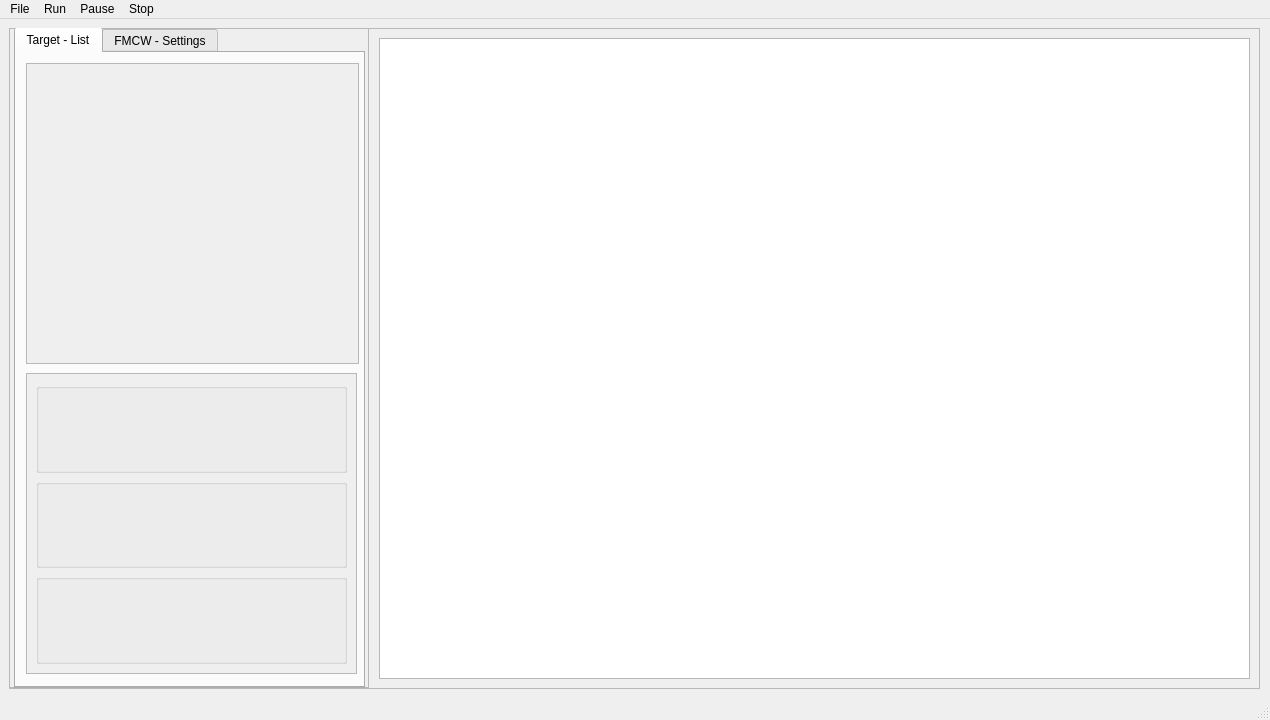
Before: the Qt Designer form app/ui/main_window.ui in Bennys-Quarter/FMCW_Simulator, drawn with Qt 5.
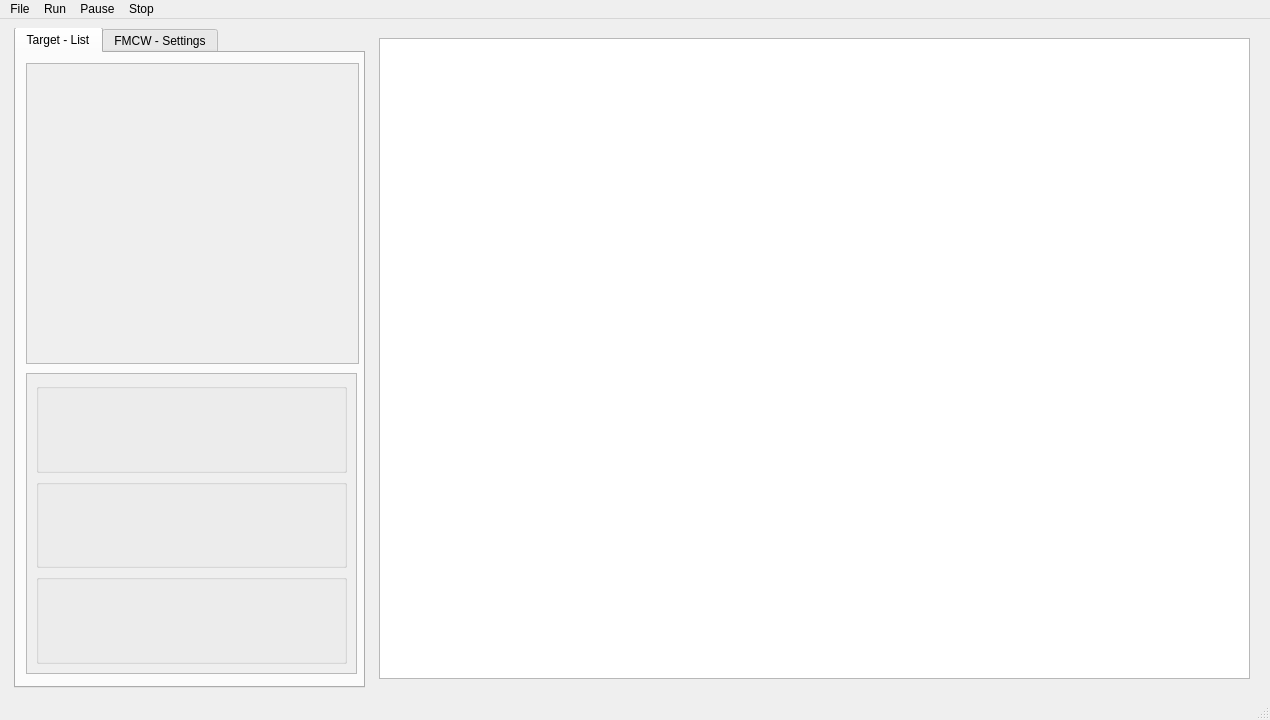
After: the same form once the commit is applied. Custom widgets are drawn as their Qt base class.

```diff
--- a/app/ui/main_window.ui
+++ b/app/ui/main_window.ui
@@ -42,10 +42,7 @@
      </rect>
     </property>
     <property name="frameShape">
-     <enum>QFrame::Shape::StyledPanel</enum>
-    </property>
-    <property name="frameShadow">
-     <enum>QFrame::Shadow::Raised</enum>
+     <enum>QFrame::NoFrame</enum>
     </property>
     <widget class="QFrame" name="frame_2">
      <property name="geometry">
@@ -57,10 +54,7 @@
       </rect>
      </property>
      <property name="frameShape">
-      <enum>QFrame::Shape::StyledPanel</enum>
-     </property>
-     <property name="frameShadow">
-      <enum>QFrame::Shadow::Raised</enum>
+      <enum>QFrame::NoFrame</enum>
      </property>
      <widget class="QTabWidget" name="tabWidget">
       <property name="geometry">
```
Left out of the diff: 38 changed lines with no effect on the pictures.
